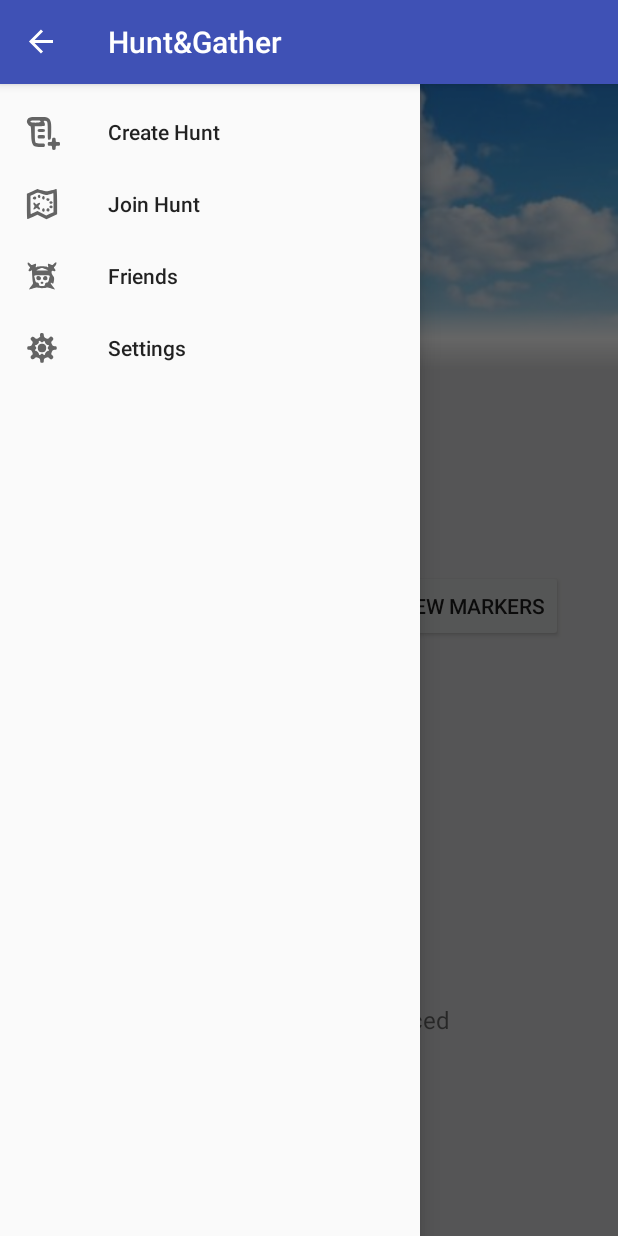
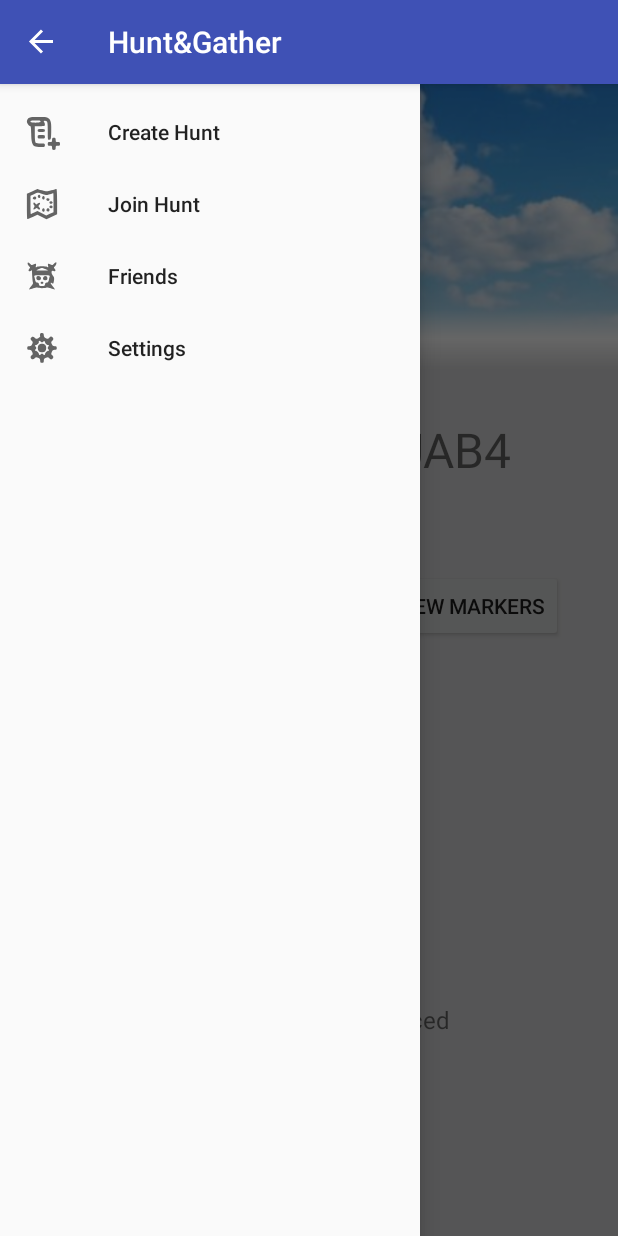
Before and after one commit to aidanbiggs/HuntGather, an Android app: the fragment CreateHuntFragment placed in its activity, with the side drawer open, on a phone screen of 412 x 824 dp. Run offline under Robolectric (Android 15) with nearby library versions, the phone set to English and light mode, and no system bars.

Commit message:
ADDED
-Fragment opening when pressing 'Create a Hunt'. Displays buttons for 'Add Marker', 'View Markers', 'Finished'
Shows text stating 'Hunt Code:' and 'Number of markers placed:'
 => Need to add placing markers, viewing markers, going back to map view when finishing and counter for number of markers placed

-Added random hunt codes to createhuntfragment
-Added when press back button on fragment it'll return to previous stack
-Added nav menu closing when opening fragment

To Do
-----------------
-"Create Hunt" features
   ==> Pop up menu/lead to another screen with the following: generation of Hunt Code i.e lobby names,
   Add marker button
   View placed markers button
   Count of current amount of markers placed and shortest distance between them (perhaps calculation of time taken to walk?)
   Button to finish placing markers and create hunt
-"Add Marker" button will open up map view showing users location and allow them to add a marker of where they're standing
-"View Markers" will allow suers to view the markers they've placed so far (each marker will have the hunt code attached to it)
-Current amount of markers is self explanitory
-May have to add "My Hunts" option to nav bar to keep track of the users created hunts?

```diff
--- a/app/src/main/java/com/example/android/huntgather/CreateHuntFragment.java
+++ b/app/src/main/java/com/example/android/huntgather/CreateHuntFragment.java
@@ -3,16 +3,22 @@ package com.example.android.huntgather;
 import android.support.v4.app.Fragment;
 import android.os.Bundle;
 import android.support.annotation.Nullable;
+import android.util.Log;
 import android.view.LayoutInflater;
 import android.view.View;
 import android.view.ViewGroup;
+import android.widget.TextView;
 import android.widget.Toast;
+
+import java.util.Random;
 
 /**
  * Created by Aidan on 25/11/2017.
  */
 
 public class CreateHuntFragment extends Fragment{
+    private static final String ALLOWED_CHARACTERS ="0123456789QWERTYUIOPASDFGHJKLZXCVBNM";
+    private static final String TAG = CreateHuntFragment.class.getName();
 
     @Nullable
     @Override
@@ -24,6 +30,15 @@ public class CreateHuntFragment extends Fragment{
     public void onViewCreated(View view, @Nullable Bundle savedInstanceState) {
         super.onViewCreated(view, savedInstanceState);
 
+//        Random mHuntCodeRandom = new Random();
+//        int mHuntCodeNumber = mHuntCodeRandom.nextInt(1000-9999);
+//        String mHuntCodeString = String.valueOf(mHuntCodeNumber);
+//        //Log.d(TAG,"mHuntCodeNumber is " + mHuntCodeNumber);
+
+        TextView mHuntCodeTextView = (TextView)view.findViewById(R.id.unique_hunt_create);
+        mHuntCodeTextView.setText(getRandomString(4));
+
+
         view.findViewById(R.id.add_marker_button).setOnClickListener(new View.OnClickListener() {
             @Override
             public void onClick(View view) {
@@ -31,4 +46,14 @@ public class CreateHuntFragment extends Fragment{
             }
         });
     }
+
+    private static String getRandomString(final int sizeOfRandomString)
+    {
+        final Random random=new Random();
+        final StringBuilder sb=new StringBuilder(sizeOfRandomString);
+        for(int i=0;i<sizeOfRandomString;++i)
+            sb.append(ALLOWED_CHARACTERS.charAt(random.nextInt(ALLOWED_CHARACTERS.length())));
+        return sb.toString();
+    }
+
 }
--- a/app/src/main/java/com/example/android/huntgather/MapActivity.java
+++ b/app/src/main/java/com/example/android/huntgather/MapActivity.java
@@ -106,6 +106,7 @@ public class MapActivity extends AppCompatActivity implements OnMapReadyCallback
                 if(id == R.id.nav_item_create){
 
                     Toast.makeText(MapActivity.this, "Create Hunt Selected", Toast.LENGTH_SHORT).show();
+                    mDrawerLayout.closeDrawers();
                     navBarFragment = new CreateHuntFragment();
                 }else if(id == R.id.nav_item_join){
                     Toast.makeText(MapActivity.this, "Join Hunt Selected", Toast.LENGTH_SHORT).show();
@@ -120,7 +121,7 @@ public class MapActivity extends AppCompatActivity implements OnMapReadyCallback
                 if(navBarFragment != null){
                     FragmentManager fragmentManager = getSupportFragmentManager();
                     FragmentTransaction ft = fragmentManager.beginTransaction();
-                    ft.replace(R.id.navBarDrawerLayout, navBarFragment).commit();
+                    ft.replace(R.id.navBarDrawerLayout, navBarFragment).addToBackStack(null).commit();
 
 
                 }
@@ -224,6 +225,7 @@ public class MapActivity extends AppCompatActivity implements OnMapReadyCallback
 
     @Override
     public boolean onOptionsItemSelected(MenuItem item){
+
         return mActionBarDrawerToggle.onOptionsItemSelected(item) || super.onOptionsItemSelected(item);
 
 
--- a/app/src/main/res/layout/navbar_create_hunt_fragment.xml
+++ b/app/src/main/res/layout/navbar_create_hunt_fragment.xml
@@ -8,13 +8,26 @@
     android:orientation="vertical">
 
     <TextView
+        android:id="@+id/unique_hunt_create"
+        android:layout_width="wrap_content"
+        android:layout_height="wrap_content"
+        android:layout_alignBaseline="@+id/hunt_code_text"
+        android:layout_alignBottom="@+id/hunt_code_text"
+        android:layout_alignLeft="@+id/view_marker_button"
+        android:layout_alignStart="@+id/view_marker_button"
+        android:layout_marginLeft="12dp"
+        android:layout_marginStart="12dp"
+        android:text="test"
+        android:textSize="32sp" />
+
+    <TextView
         android:id="@+id/hunt_code_text"
         android:layout_width="wrap_content"
         android:layout_height="wrap_content"
-        android:layout_alignLeft="@+id/add_marker_button"
         android:layout_alignParentTop="true"
-        android:layout_alignStart="@+id/add_marker_button"
         android:layout_marginTop="52dp"
+        android:layout_toLeftOf="@+id/unique_hunt_create"
+        android:layout_toStartOf="@+id/unique_hunt_create"
         android:text="@string/create_hunt_hunt_code"
         android:textSize="32sp" />
 
```
